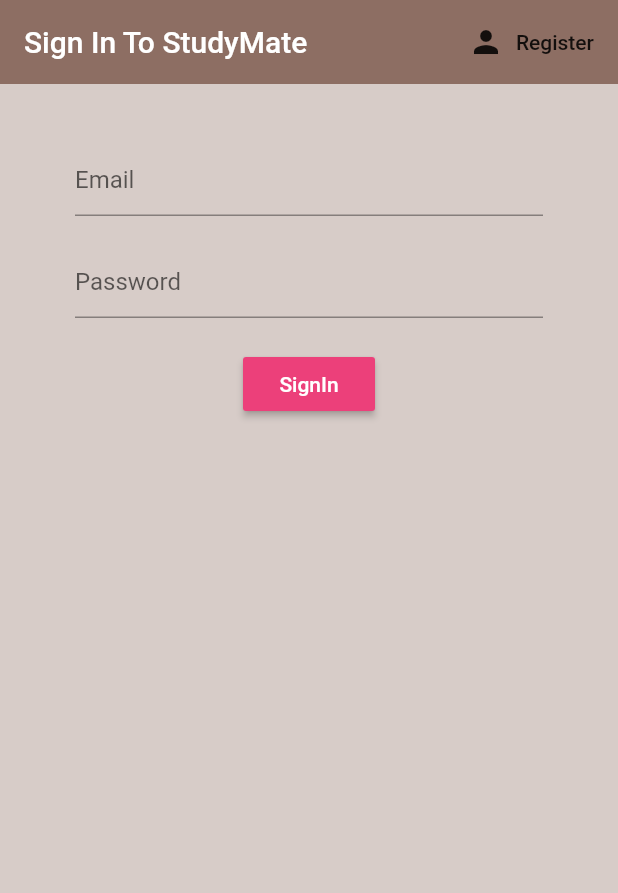
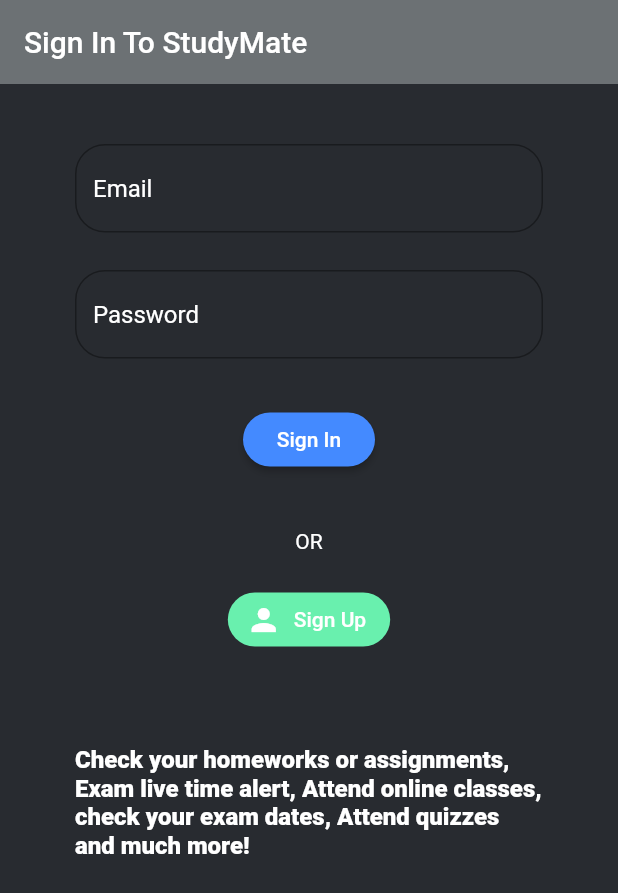
Before and after one commit to rishiagrawal2609/studymate_online, a Flutter app: the screen it shows after launch, on a phone screen of 412 x 824 dp. Shown: the top 893 px of the screen. Run offline on Flutter 3.47's test engine with Material 2 defaults, Android fonts, the phone set to English and light mode, and no system bars; our stand-ins replace firebase_auth, flutter_icons, flutter_svg, permission_handler; missing offline and left inert: agora_rtc_engine; accounts and stored records are empty; project files that could hold a hidden picture were left out.

Commit message:
Update sign_in.dart

```diff
--- a/StudyMate/lib/Screens/authenticate/sign_in.dart
+++ b/StudyMate/lib/Screens/authenticate/sign_in.dart
@@ -19,20 +19,11 @@ class _SignInState extends State<SignIn> {
   @override
   Widget build(BuildContext context) {
     return Scaffold(
-      backgroundColor: Colors.brown[100],
+      backgroundColor: Color(0xFF282B30),
       appBar: AppBar(
-        backgroundColor: Colors.brown[400],
+        backgroundColor: Color(0xFF6C7174),
         elevation: 0.0,
         title: Text('Sign In To StudyMate'),
-        actions: <Widget>[
-          FlatButton.icon(
-            icon: Icon(Icons.person),
-            label: Text('Register'),
-            onPressed: () {
-              widget.toggleView();
-            },
-          )
-        ],
       ),
       body: Container(
         padding: EdgeInsets.symmetric(vertical: 20.0, horizontal: 50.0),
@@ -43,18 +34,25 @@ class _SignInState extends State<SignIn> {
               SizedBox(height: 20.0),
               TextFormField(
                   decoration: InputDecoration(
-                    hintText: 'Email',
-                  ),
+                      hintText: 'Email',
+                      hintStyle: TextStyle(color: Colors.white),
+                      border: OutlineInputBorder(
+                          borderSide: BorderSide(color: Colors.blueAccent),
+                          borderRadius: BorderRadius.circular(20))),
                   onChanged: (val) {
                     // ignore: unused_label
                     validator:
                     (val) => val.isEmpty ? 'Enter an Email' : null;
                     setState(() => email = val);
                   }),
-              SizedBox(height: 20.0),
+              SizedBox(height: 25.0),
               TextFormField(
                   decoration: InputDecoration(
                     hintText: 'Password',
+                    hintStyle: TextStyle(color: Colors.white),
+                    border: OutlineInputBorder(
+                        borderSide: BorderSide(color: Colors.blueAccent),
+                        borderRadius: BorderRadius.circular(20)),
                   ),
                   obscureText: true,
                   onChanged: (val) {
@@ -66,11 +64,14 @@ class _SignInState extends State<SignIn> {
 
                     setState(() => password = val);
                   }),
-              SizedBox(height: 20.0),
+              SizedBox(height: 30.0),
               RaisedButton(
-                color: Colors.pink[400],
+                color: Colors.blueAccent,
+                splashColor: Colors.grey,
+                shape: RoundedRectangleBorder(
+                    borderRadius: BorderRadius.circular(30.0)),
                 child: Text(
-                  'SignIn',
+                  'Sign In',
                   style: TextStyle(color: Colors.white),
                 ),
                 onPressed: () async {
@@ -83,11 +84,37 @@ class _SignInState extends State<SignIn> {
                   }
                 },
               ),
-              SizedBox(height: 12.0),
+              SizedBox(height: 20.0),
               Text(
                 error,
                 style: TextStyle(color: Colors.red, fontSize: 14.0),
               ),
+              Text(
+                'OR',
+                style: TextStyle(color: Colors.white),
+              ),
+              SizedBox(
+                height: 20,
+              ),
+              FlatButton.icon(
+                icon: Icon(Icons.person),
+                label: Text('Sign Up'),
+                textColor: Colors.white,
+                color: Colors.greenAccent,
+                shape: RoundedRectangleBorder(
+                    borderRadius: BorderRadius.circular(30.0)),
+                onPressed: () {
+                  widget.toggleView();
+                },
+              ),
+              SizedBox(height: 60.0),
+              Text(
+                'Check your homeworks or assignments, Exam live time alert, Attend online classes, check your exam dates, Attend quizzes and much more!',
+                style: TextStyle(
+                    color: Colors.white,
+                    fontSize: 16,
+                    fontWeight: FontWeight.w800),
+              )
             ],
           ),
         ),
```
